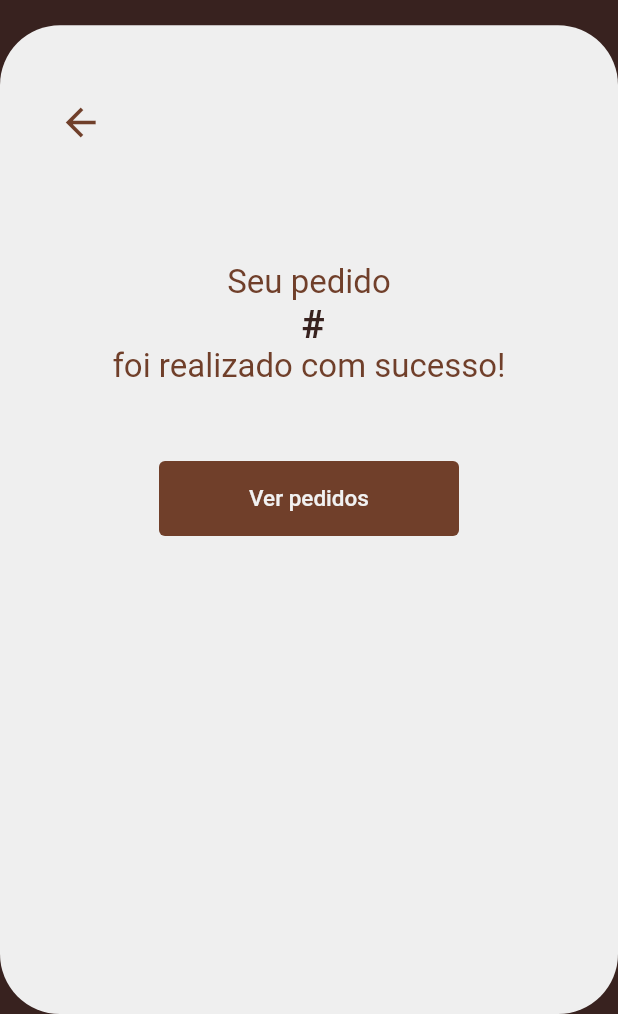
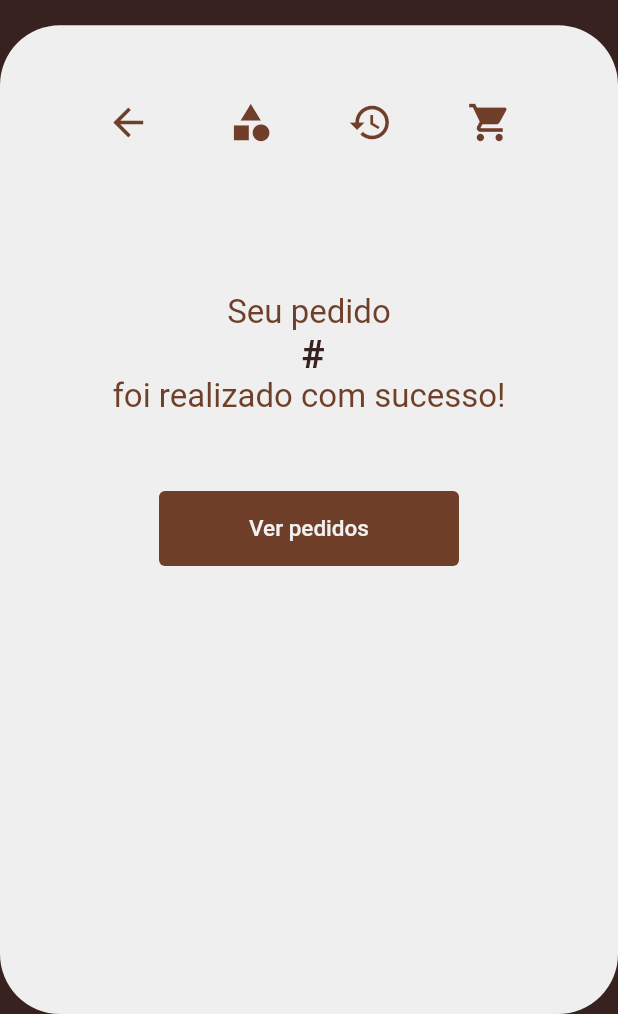
Before and after one commit to Pimbad/echo-store, a Flutter app: the FinishPage screen opened directly with empty values, on a phone screen of 412 x 824 dp, the part 222-1236 px from its top. Run offline on Flutter 3.47's test engine with Material 2 defaults, Android fonts, the phone set to English and light mode, and no system bars; our stand-ins replace fluttertoast, localstorage; network calls fail.

Commit message:
Add category page; Refactoring menu to new pages;

```diff
--- a/src/lib/widgets/echo.home.header.widget.dart
+++ b/src/lib/widgets/echo.home.header.widget.dart
@@ -1,4 +1,5 @@
 import 'package:echo_store/pages/cart.page.dart';
+import 'package:echo_store/pages/category.page.dart';
 import 'package:echo_store/pages/login.page.dart';
 import 'package:echo_store/router/router.dart';
 import 'package:echo_store/utils/color.pallete.dart';
@@ -10,11 +11,8 @@ class EchoHomeHeader extends StatelessWidget {
   final bool logout;
   final bool cart;
 
-  const EchoHomeHeader({
-    this.returnPage,
-    this.cart = true,
-    this.logout = true,
-    super.key});
+  const EchoHomeHeader(
+      {this.returnPage, this.cart = true, this.logout = true, super.key});
 
   void pushReturnPage(context) =>
       EchoRouter.pushReplacement(returnPage as StatefulWidget, context);
@@ -22,49 +20,44 @@ class EchoHomeHeader extends StatelessWidget {
   void _pushCartPage(context) =>
       EchoRouter.pushReplacement(const CartPage(), context);
 
-  void _logout(context){
+  void _pushCategoryPage(context) =>
+      EchoRouter.pushReplacement(const CategoryPage(), context);
+
+  void _logout(context) {
     EchoRouter.pushReplacement(const LoginPage(), context);
   }
 
   @override
   Widget build(BuildContext context) {
     return SizedBox(
+        child: Padding(
+            padding: const EdgeInsets.only(top: 20, bottom: 20),
             child: Row(
+                mainAxisAlignment: MainAxisAlignment.spaceEvenly,
                 children: [
-          SizedBox(
-            width: Sizes.getPercentWidth(context, 42.5),
-            child: Padding(
-                padding: const EdgeInsets.only(top: 20,),
-                child: IconButton(
-                  icon: Icon(
-                    logout
-                    ? Icons.logout
-                    : Icons.arrow_back_sharp,
+                  IconButton(
+                      icon: Icon(logout ? Icons.logout : Icons.arrow_back_sharp,
                           color: ColorPallete.backgroundColorLight, size: 30),
                       alignment: Alignment.centerLeft,
                       onPressed: logout
                           ? () => _logout(context)
-                  : () => pushReturnPage(context),
-              )
-            ),
-          ),
-
-          cart
-          ? SizedBox(
-              width: Sizes.getPercentWidth(context, 42.5),
-              child: Padding(
-                  padding: const EdgeInsets.only(top: 20),
-                  child: IconButton(
+                          : () => pushReturnPage(context)),
+                  IconButton(
+                      icon: const Icon(Icons.category,
+                          color: ColorPallete.backgroundColorLight, size: 30),
+                      alignment: Alignment.centerRight,
+                      onPressed: () => _pushCategoryPage(context)),
+                  IconButton(
+                      icon: const Icon(Icons.history,
+                          color: ColorPallete.backgroundColorLight, size: 30),
+                      alignment: Alignment.centerRight,
+                      onPressed: () => _pushCartPage(context)),
+                  IconButton(
                     icon: const Icon(Icons.shopping_cart,
                         color: ColorPallete.backgroundColorLight, size: 30),
                     alignment: Alignment.centerRight,
                     onPressed: () => _pushCartPage(context),
                   )
-            )
-          )
-          : const SizedBox.shrink()
-        ],
-      ),
-    );
+                ])));
   }
 }
```
Lines whose indentation alone changed are shown as unchanged.
